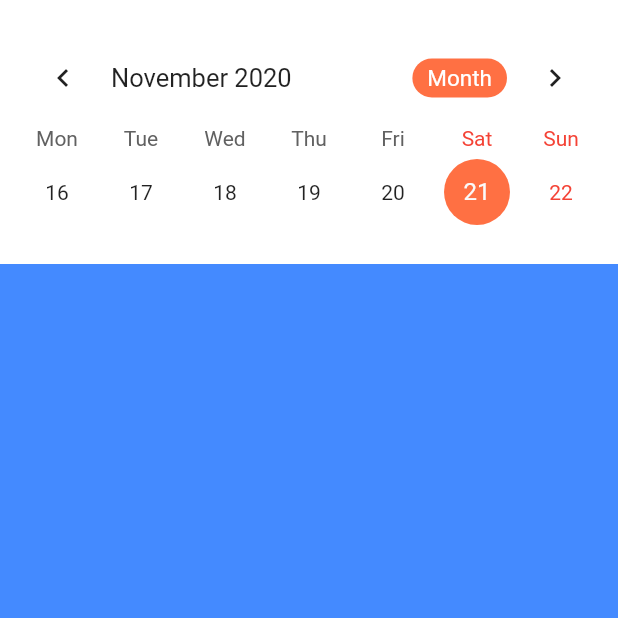
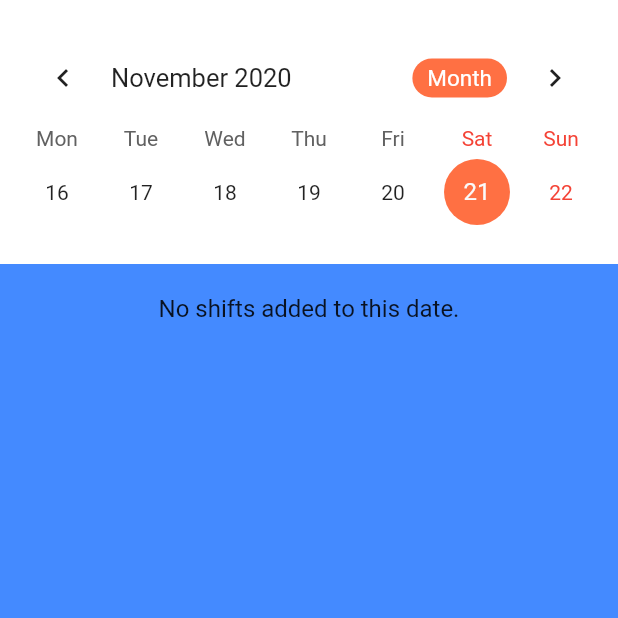
Before and after one commit to takkuyu/goschedule2, a Flutter app: the OurShifts screen opened directly, on a phone screen of 412 x 824 dp, the top half of it. Run offline on Flutter 3.47's test engine with Material 2 defaults, Android fonts, the phone set to English and light mode, and no system bars; drawn by our look-alikes of table_calendar; our stand-ins replace cloud_firestore, curved_navigation_bar, firebase_auth, firebase_core, firebase_storage, google_sign_in and 1 more; accounts and stored records are empty.

Commit message:
Sprint-7: Display a message when a date has no shifts.

```diff
--- a/lib/screens/home/widgets/shifts_activity.dart
+++ b/lib/screens/home/widgets/shifts_activity.dart
@@ -78,7 +78,9 @@ class _OurShiftsState extends State<OurShifts> with TickerProviderStateMixin {
               snapshot.data.docs.forEach((result) {
                 DateTime date = result.data()['date'].toDate();
                 final formattedDate = DateTime(date.year, date.month, date.day);
-                final shift = {'title': "Test Shift Title", 'startTime': result.data()['startTime'], 'endTime': result.data()['endTime']};
+                // Check if the data has title field.
+                final title = result.data().containsKey('title') ? result.data()['title'] : "No title added";
+                final shift = {'title': title, 'startTime': result.data()['startTime'], 'endTime': result.data()['endTime']};
 
                 if(_events[formattedDate] != null) {
                   _events[formattedDate].add(shift);
@@ -92,11 +94,18 @@ class _OurShiftsState extends State<OurShifts> with TickerProviderStateMixin {
                 mainAxisSize: MainAxisSize.max,
                 children: <Widget>[
                   Container(
-                      child: _buildTableCalendar(),
+                    child: _buildTableCalendar(),
                     color: Colors.white,
                     padding: const EdgeInsets.only(left: 10, right: 10, bottom: 20, top:20),
                   ),
-                  Expanded(child: _buildEventList()),
+                  _selectedEvents.length > 0 ?
+                  Expanded(child: _buildEventList())
+                      :
+                  Padding(
+                      padding: EdgeInsets.fromLTRB(20, 20, 20, 20),
+                      child: Text('No shifts added to this date.',
+                          style: TextStyle(fontSize: 16))
+                  ),
                 ],
               ),
             );
```
